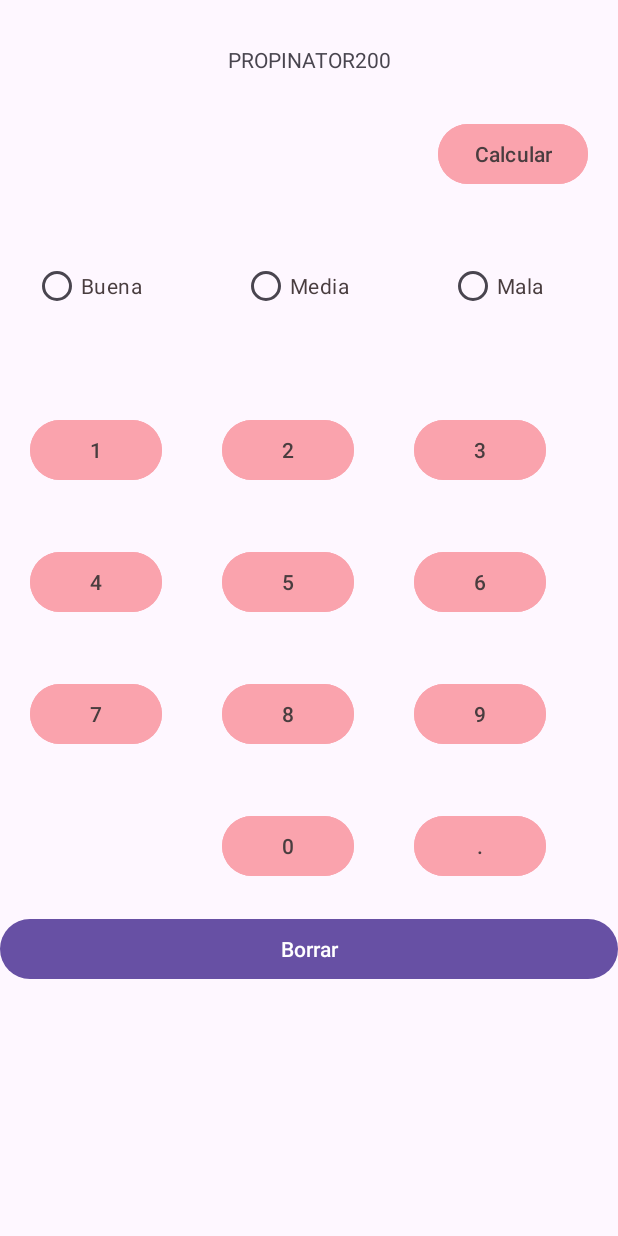
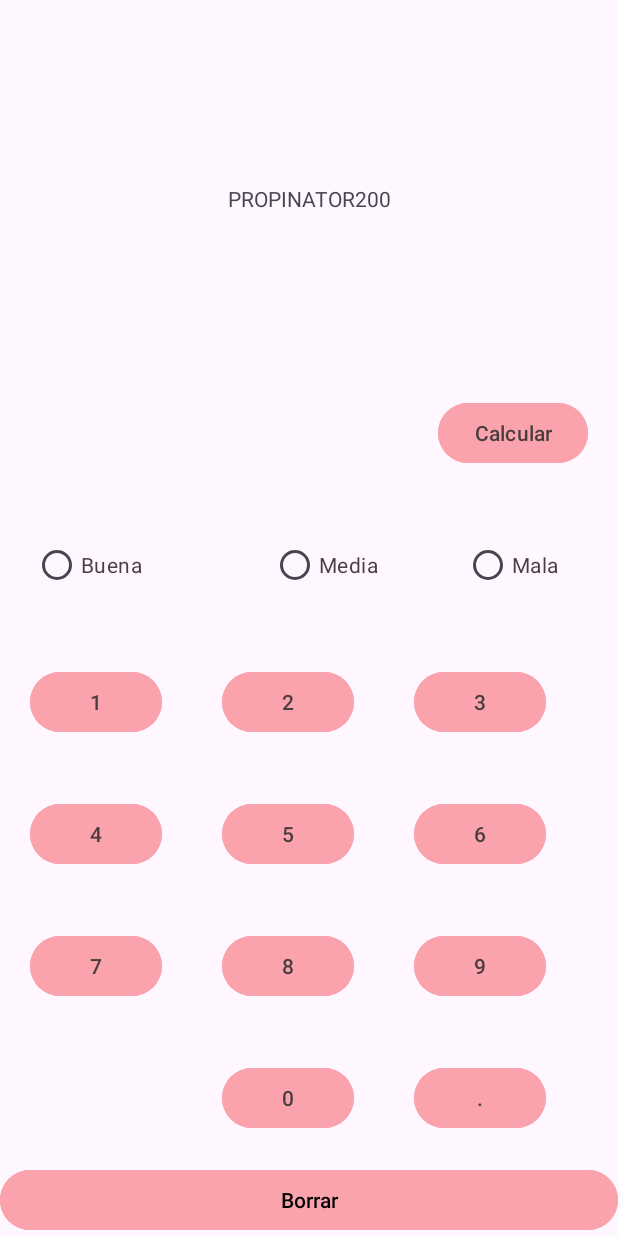
Before and after one commit to AnahiHinojosa/Propinator2000, an Android app: the screen it shows after launch (MainActivity), on a phone screen of 412 x 824 dp. Run offline under Robolectric (Android 15) with nearby library versions, the phone set to English and light mode, and no system bars.

```diff
--- a/app/src/main/res/layout/activity_main.xml
+++ b/app/src/main/res/layout/activity_main.xml
@@ -22,15 +22,15 @@
         android:layout_width="408dp"
         android:layout_height="91dp"
         android:orientation="horizontal"
-        tools:layout_editor_absoluteY="472dp"
+        app:layout_constraintBottom_toTopOf="@id/selecion"
+        app:layout_constraintEnd_toEndOf="@id/main"
         app:layout_constraintStart_toStartOf="@id/main"
-        app:layout_constraintEnd_toEndOf="@id/main"
-        app:layout_constraintBottom_toTopOf="@id/selecion"
         app:layout_constraintTop_toBottomOf="@id/numeros">
 
         <RadioButton
             android:id="@+id/buena"
             style="@style/styloBotones"
+            android:layout_width="102dp"
             android:layout_weight="1"
             android:text="Buena" />
 
@@ -51,7 +51,9 @@
         android:id="@+id/selecion"
         android:layout_width="match_parent"
         android:layout_height="wrap_content"
-        app:layout_constraintBottom_toTopOf="@id/borrar">
+        app:layout_constraintBottom_toTopOf="@id/borrar"
+        app:layout_constraintEnd_toEndOf="@id/main"
+        app:layout_constraintStart_toStartOf="@id/main">
 
         <TableRow
             android:layout_width="match_parent"
@@ -114,21 +116,21 @@
 
             <Button
                 android:id="@+id/siete"
+                style="@style/styloBotones"
                 android:layout_margin="20dp"
-                android:text="7"
-                style="@style/styloBotones"/>
+                android:text="7" />
 
             <Button
                 android:id="@+id/ocho"
+                style="@style/styloBotones"
                 android:layout_margin="20dp"
-                android:text="8"
-                style="@style/styloBotones"/>
+                android:text="8" />
 
             <Button
                 android:id="@+id/nueve"
+                style="@style/styloBotones"
                 android:layout_margin="20dp"
-                android:text="9"
-                style="@style/styloBotones"/>
+                android:text="9" />
         </TableRow>
 
         <TableRow
@@ -166,7 +168,7 @@
         android:id="@+id/numeros"
         android:layout_width="245dp"
         android:layout_height="79dp"
-        android:layout_marginBottom="128dp"
+        android:layout_marginTop="20dp"
         app:layout_constraintTop_toBottomOf="@id/textprincipal"
         app:layout_constraintBottom_toTopOf="@+id/selecion"
         app:layout_constraintEnd_toStartOf="@id/calcular"
@@ -174,11 +176,14 @@
 
     <Button
         android:id="@+id/borrar"
+        android:layout_width="0dp"
         android:layout_height="wrap_content"
-        android:layout_width="0dp"
         android:text="@string/borrar"
+        android:backgroundTint="@color/rosa"
+        android:textColor="@color/black"
         app:layout_constraintEnd_toEndOf="@id/main"
+        app:layout_constraintHorizontal_bias="0.0"
         app:layout_constraintStart_toStartOf="@id/main"
-        app:layout_constraintTop_toBottomOf="@id/selecion"  />
+        app:layout_constraintTop_toBottomOf="@id/selecion" />
 
 </androidx.constraintlayout.widget.ConstraintLayout>
```
